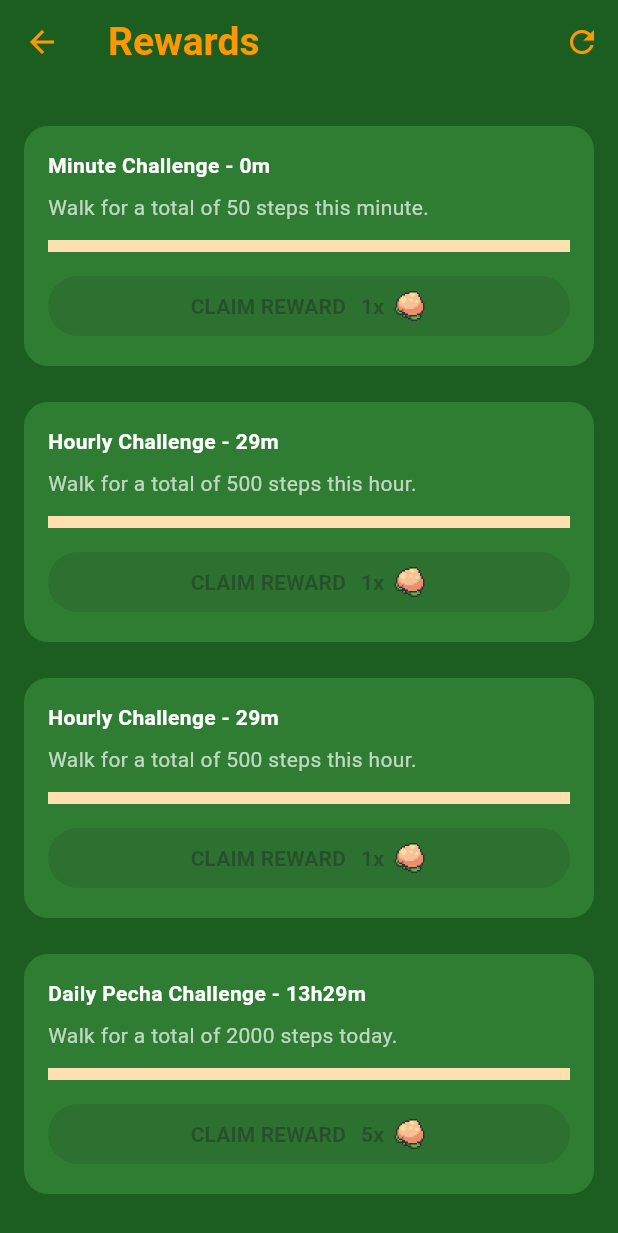
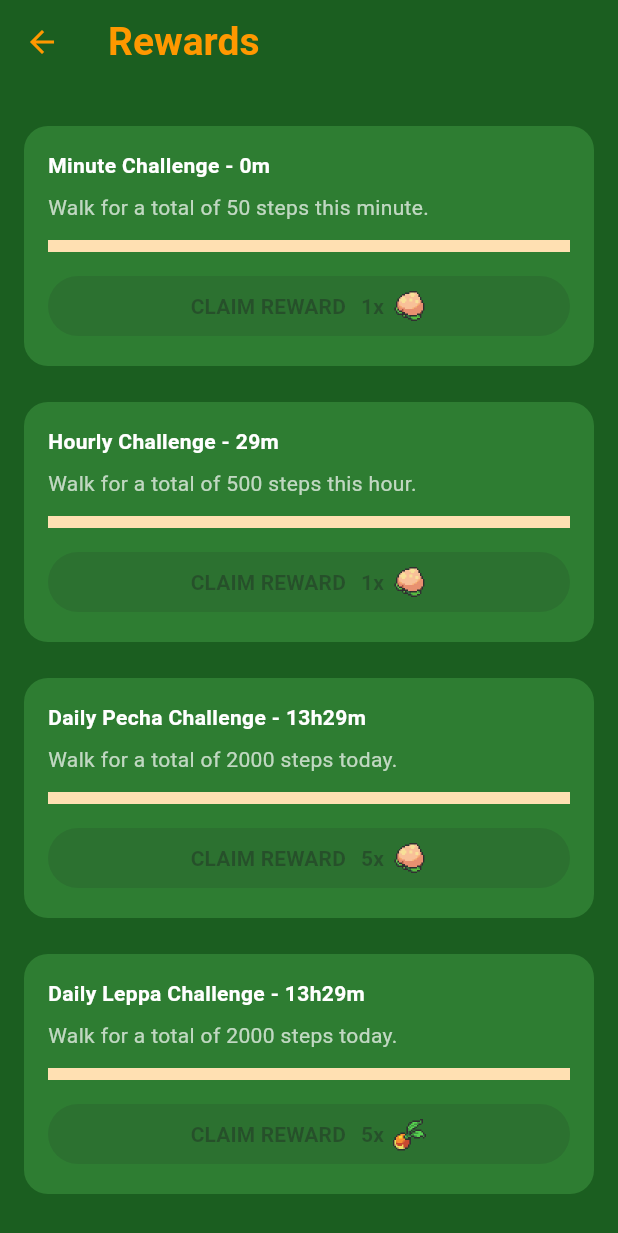
Before and after one commit to RedSut/progetto_mobile, a Flutter app: the RewardsPage screen opened directly, on a phone screen of 412 x 824 dp. Shown: the top 1233 px of the screen. Run offline on Flutter 3.47's test engine with Material 3 defaults, Android fonts, the phone set to English and light mode, and no system bars; our stand-ins replace flutter_local_notifications, pedometer, percent_indicator, permission_handler, shared_preferences; accounts and stored records are empty.

Commit message:
risoluzione problemi rewards, aggiunte nuove rewards

```diff
--- a/lib/models/challenge.dart
+++ b/lib/models/challenge.dart
@@ -58,15 +58,6 @@ class ChallengeManager extends ChangeNotifier{
       title: 'Minute Challenge',
       reward: Reward(
         id: 'rew_m1',
-        item: ItemManager().getItemById('it_001'),
-        quantity: 1,
-      ),
-    ),
-    Challenge(
-      id: 'hourly',
-      title: 'Hourly Challenge',
-      reward: Reward(
-        id: 'rew_h1',
         item: ItemManager().getItemById('it_001'),
         quantity: 1,
       ),
--- a/lib/ui/pages/claim_rewards.dart
+++ b/lib/ui/pages/claim_rewards.dart
@@ -65,20 +65,29 @@ class _RewardsPageState extends State<RewardsPage> {
     // Ottieni challengeManager dal context
     final challengeManager = Provider.of<ChallengeManager>(context, listen: false);
 
-    // Se siamo entro 1 minuto dalla mezzanotte, resetta i claim delle daily e delle weekly
+    // Se siamo entro 1 minuto dal reset, rimuove i claim sia a livello di
+    // ChallengeManager che degli indici salvati localmente per la UI
+    void removeClaim(String id) {
+      for (var i = 0; i < challengeManager.challenges.length; i++) {
+        if (challengeManager.challenges[i].id == id) {
+          _claimedChallenges.remove(i);
+        }
+      }
+      challengeManager.unclaimChallengeById(id);
+    }
     if (dailyRemaining.inSeconds <= 60) {
-      challengeManager.unclaimChallengeById('daily');
-      challengeManager.unclaimChallengeById('daily_leppa');
-      challengeManager.unclaimChallengeById('daily_rowap');
+      removeClaim('daily');
+      removeClaim('daily_leppa');
+      removeClaim('daily_rowap');
     }
     if (weeklyRemaining.inSeconds <= 60) {
-      challengeManager.unclaimChallengeById('weekly');
+      removeClaim('weekly');
     }
     if (hourlyRemaining.inSeconds <= 60) {
-      challengeManager.unclaimChallengeById('hourly');
+      removeClaim('hourly');
     }
     if (minuteRemaining.inSeconds <= 60) {
-      challengeManager.unclaimChallengeById('minute');
+      removeClaim('minute');
     }
   }
 
@@ -207,15 +216,6 @@ class _RewardsPageState extends State<RewardsPage> {
             fontSize: 26,
           ),
         ),
-        actions: [
-          // Bottone refresh manuale
-          IconButton(
-            onPressed: () {
-              _updateTimes(); // Aggiorna tempi manualmente
-            },
-            icon: const Icon(Icons.refresh, color: Colors.orange),
-          )
-        ],
         elevation: 0, // Nessuna ombra sotto la AppBar
       ),
       body: Padding(
```
